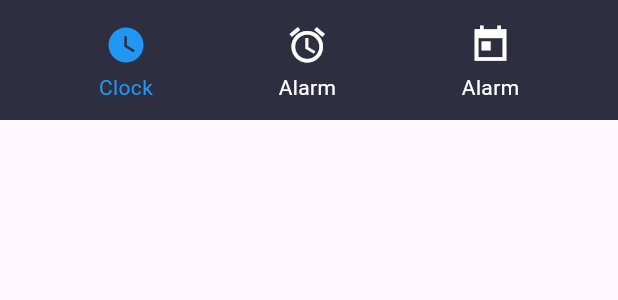
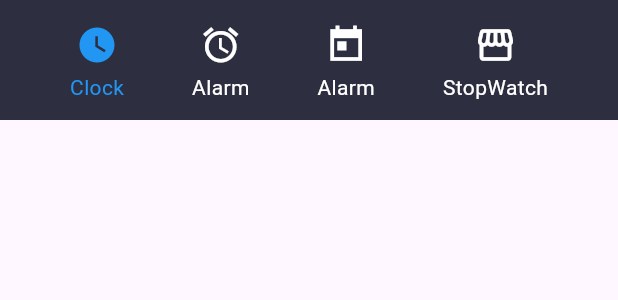
Before and after one commit to rasitesdmr/pokeme, a Flutter app: what bottomAppBar() shows on an empty page, opened directly, on a phone screen of 412 x 824 dp. Shown: the top 300 px of the screen. Run offline on Flutter 3.47's test engine with Material 3 defaults, Android fonts, the phone set to English and light mode, and no system bars; our stand-ins replace dotted_border, flutter_local_notifications, flutter_slidable, rxdart, sqflite; missing offline and left inert: android_alarm_manager_plus, android_intent, flutter_analog_clock; accounts and stored records are empty.

Commit message:
StopWatch has been added

```diff
--- a/lib/enums/menu_type_enum.dart
+++ b/lib/enums/menu_type_enum.dart
@@ -1 +1 @@
-enum MenuTypeEnum { clock, alarm, todo }
+enum MenuTypeEnum { clock, alarm, todo,stopwatch }
--- a/lib/screens/clock_screen.dart
+++ b/lib/screens/clock_screen.dart
@@ -2,6 +2,7 @@ import 'package:flutter/material.dart';
 import 'package:pokeme/enums/menu_type_enum.dart';
 import 'package:pokeme/providers/menu_selection_provider.dart';
 import 'package:pokeme/screens/alarm_screens.dart';
+import 'package:pokeme/screens/stopwatch_screens.dart';
 import 'package:pokeme/widgets/analog_clock_builder.dart';
 import 'package:pokeme/widgets/navigation_control_builder.dart';
 import 'package:pokeme/widgets/real_time_clock_widget.dart';
@@ -60,6 +61,9 @@ class _ClockScreenState extends State<ClockScreen> {
                 if (menuSelectionProvider.menuTypeEnum == MenuTypeEnum.alarm) {
                   return AlarmScreen();
                 }
+                if (menuSelectionProvider.menuTypeEnum == MenuTypeEnum.stopwatch) {
+                  return StopWatchScreen();
+                }
                 return Container(
                   padding:
                       const EdgeInsets.symmetric(horizontal: 32, vertical: 64),
--- /dev/null
+++ b/lib/screens/stopwatch_screens.dart
@@ -0,0 +1,217 @@
+import 'dart:async';
+
+import 'package:flutter/cupertino.dart';
+import 'package:flutter/material.dart';
+
+class StopWatchScreen extends StatefulWidget {
+  const StopWatchScreen({super.key});
+
+  @override
+  State<StopWatchScreen> createState() => _StopWatchScreenState();
+}
+
+class _StopWatchScreenState extends State<StopWatchScreen> {
+  // business logic of the app
+  int seconds = 0, minutes = 0, hours = 0;
+  String digitSeconds = "00", digitminutes = "00", digitHours = "00";
+  Timer? timer;
+  bool started = false;
+  List laps = [];
+
+// Creating the stop timer function
+
+  void stop() {
+    timer!.cancel();
+    setState(() {
+      started = false;
+    });
+  }
+
+// Creating the reset function
+
+  void reset() {
+    timer!.cancel();
+    setState(() {
+      seconds = 0;
+      minutes = 0;
+      hours = 0;
+
+      digitSeconds = "00";
+      digitminutes = "00";
+      digitHours = "00";
+
+      started = false;
+    });
+  }
+
+  void addLaps() {
+    String lap = "$digitHours:$digitminutes:$digitSeconds";
+    setState(() {
+      laps.add(lap);
+    });
+  }
+
+// Creating the start timer fonction
+
+  void start() {
+    started = true;
+    timer = Timer.periodic(Duration(seconds: 1), (timer) {
+      _updateTime();
+    });
+  }
+
+  void _updateTime() {
+    int localSeconds = seconds + 1;
+    int localMinutes = minutes;
+    int localHours = hours;
+
+    if (localSeconds >= 60) {
+      if (localMinutes >= 59) {
+        localHours++;
+        localMinutes = 0;
+      } else {
+        localMinutes++;
+        localSeconds = 0;
+      }
+    }
+
+    setState(() {
+      seconds = localSeconds;
+      minutes = localMinutes;
+      hours = localHours;
+      digitSeconds = (seconds >= 10) ? "$seconds" : "0$seconds";
+      digitHours = (hours >= 10) ? "$hours" : "0$hours";
+      digitminutes = (minutes >= 10) ? "$minutes" : "0$minutes";
+    });
+  }
+
+  @override
+  Widget build(BuildContext context) {
+    return Container(
+      padding: EdgeInsets.symmetric(horizontal: 32, vertical: 64),
+      child: Column(
+        crossAxisAlignment: CrossAxisAlignment.start,
+        children: <Widget>[
+          Scaffold(
+            backgroundColor: Color(0xFF2D2F41),
+            body: SafeArea(
+              child: Padding(
+                padding: EdgeInsets.all(16.0),
+                child: Column(
+                  mainAxisAlignment: MainAxisAlignment.spaceBetween,
+                  crossAxisAlignment: CrossAxisAlignment.center,
+                  children: [
+                    Center(
+                        child: Text(
+                      "StopWatch App",
+                      style: TextStyle(
+                          color: Colors.white,
+                          fontSize: 28.0,
+                          fontWeight: FontWeight.bold),
+                    )),
+                    SizedBox(
+                      height: 20.0,
+                    ),
+                    Center(
+                      child: Text(
+                        "$digitHours:$digitminutes:$digitSeconds",
+                        style: TextStyle(
+                          color: Colors.white,
+                          fontSize: 70.0,
+                          fontWeight: FontWeight.w600,
+                        ),
+                      ),
+                    ),
+                    Container(
+                      height: 300.0,
+                      decoration: BoxDecoration(
+                        color: Color(0xFF32F68),
+                        borderRadius: BorderRadius.circular(8.0),
+                      ),
+                      // now let's add a list
+                      child: ListView.builder(
+                        itemCount: laps.length,
+                        itemBuilder: (context, index) {
+                          return Padding(
+                            padding: const EdgeInsets.all(16.0),
+                            child: Row(
+                              mainAxisAlignment: MainAxisAlignment.spaceBetween,
+                              children: [
+                                Text(
+                                  "${laps[index]}",
+                                  style: TextStyle(
+                                    color: Colors.white,
+                                    fontSize: 16.0,
+                                  ),
+                                ),
+                                Text(
+                                  "Tur n°${index + 1}",
+                                  style: TextStyle(
+                                    color: Colors.white,
+                                    fontSize: 16.0,
+                                  ),
+                                ),
+                              ],
+                            ),
+                          );
+                        },
+                      ),
+                    ),
+                    SizedBox(
+                      height: 20.0,
+                    ),
+                    Row(
+                      mainAxisAlignment: MainAxisAlignment.spaceBetween,
+                      children: [
+                        Expanded(
+                          child: RawMaterialButton(
+                            onPressed: () {
+                              (!started) ? start() : stop();
+                            },
+                            shape: const StadiumBorder(
+                                side: BorderSide(color: Colors.purple)),
+                            child: Text(
+                              (!started) ? "Start" : "Pause",
+                              style: TextStyle(color: Colors.white),
+                            ),
+                          ),
+                        ),
+                        SizedBox(
+                          width: 8.0,
+                        ),
+                        IconButton(
+                          color: Colors.white,
+                          onPressed: () {
+                            addLaps();
+                          },
+                          icon: Icon(Icons.flag),
+                        ),
+                        SizedBox(
+                          width: 8.0,
+                        ),
+                        Expanded(
+                          child: RawMaterialButton(
+                            onPressed: () {
+                              reset();
+                            },
+                            fillColor: Colors.purple,
+                            shape: const StadiumBorder(
+                                side: BorderSide(color: Colors.purple)),
+                            child: Text(
+                              "Reset",
+                              style: TextStyle(color: Colors.white),
+                            ),
+                          ),
+                        ),
+                      ],
+                    )
+                  ],
+                ),
+              ),
+            ),
+          ),
+        ],
+      ),
+    );
+  }
+}
--- a/lib/widgets/navigation_control_builder.dart
+++ b/lib/widgets/navigation_control_builder.dart
@@ -75,6 +75,22 @@ class NavigationControlBuilder {
                 updateMenu(context, MenuTypeEnum.todo);
               },
             ),
+            buildIconButton(
+              icon: Icon(
+                Icons.storefront,
+                size: 28,
+                color: buttonBarInfo.menuTypeEnum == MenuTypeEnum.stopwatch
+                    ? Colors.blue
+                    : Colors.white,
+              ),
+              color: buttonBarInfo.menuTypeEnum == MenuTypeEnum.stopwatch
+                  ? Colors.blue
+                  : Colors.white,
+              label: 'StopWatch',
+              onPressed: () {
+                updateMenu(context, MenuTypeEnum.stopwatch);
+              },
+            ),
           ],
         ),
       ),
```
